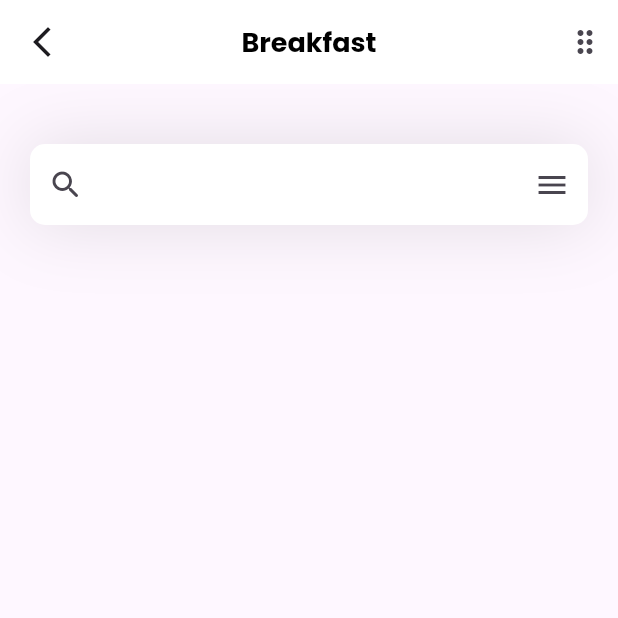
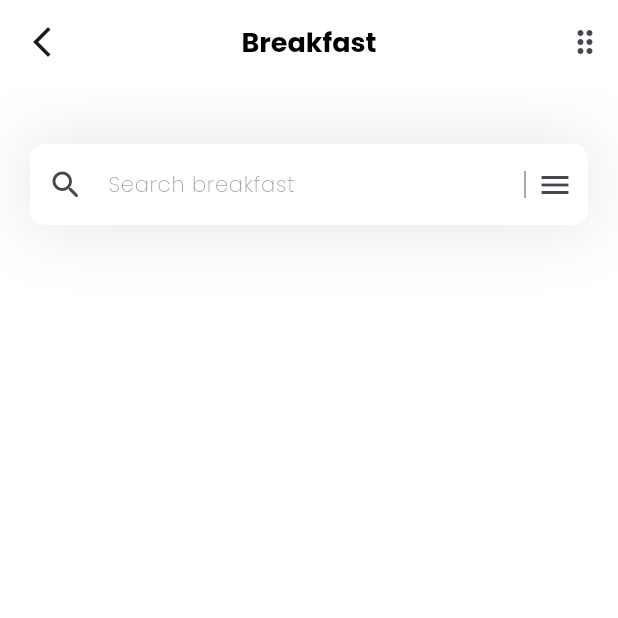
Before and after one commit to alifrizqullahmaruf/flutter_app_first, a Flutter app: the screen it shows after launch, on a phone screen of 412 x 824 dp, the top half of it. Run offline on Flutter 3.47's test engine with Material 3 defaults, Android fonts, the phone set to English and light mode, and no system bars.

Commit message:
serach bar

```diff
--- a/lib/pages/home.dart
+++ b/lib/pages/home.dart
@@ -8,9 +8,17 @@ class HomePages extends StatelessWidget {
   Widget build(BuildContext context) {
     return Scaffold(
       appBar: appBar(),
+      backgroundColor: Colors.white,
       body: Column(
         children: [
-          Container(
+          _searchFields()
+        ],
+      ),
+    );
+  }
+
+  Container _searchFields() {
+    return Container(
           // Memberikan margin dan juga color pada container
           margin: const EdgeInsets.only(top: 40, left: 20, right: 20),
           decoration: BoxDecoration(
@@ -27,10 +35,30 @@ class HomePages extends StatelessWidget {
               // dapat di berikan warna
               filled: true,
               fillColor: Colors.white,
+              hintText: 'Search breakfast',
+              hintStyle: const TextStyle(color: Colors.black45, fontSize: 14),
+
               // meambahkan icon pada sebeleh kiri
               prefixIcon: const Icon(Icons.search_rounded),
               // menambahkaan icon pada sebelah kanan
-                suffixIcon: const Icon(Icons.menu),
+              suffixIcon: Container(
+                width: 100,
+                child:  const IntrinsicHeight(
+                  child: Row(
+
+                    mainAxisAlignment: MainAxisAlignment.end,
+                    children: [
+                      VerticalDivider(
+                        color: Colors.black45,
+                        indent: 15,
+                        endIndent: 15,
+                        thickness: 1.0,
+                      ),
+                      Icon(Icons.menu,),Padding(padding: EdgeInsets.only(left: 10))
+                    ],
+                  ),
+                ),
+              ),
               // memberikan padiing oada setiap sisinya
               contentPadding: const EdgeInsets.all(15),
               // memberikan border menjadi outline
@@ -38,9 +66,6 @@ class HomePages extends StatelessWidget {
                   borderRadius: BorderRadius.circular(10),
                   borderSide: BorderSide.none),
             ),
-            ),
-          )
-        ],
           ),
         );
   }
```
Lines whose indentation alone changed are shown as unchanged.
